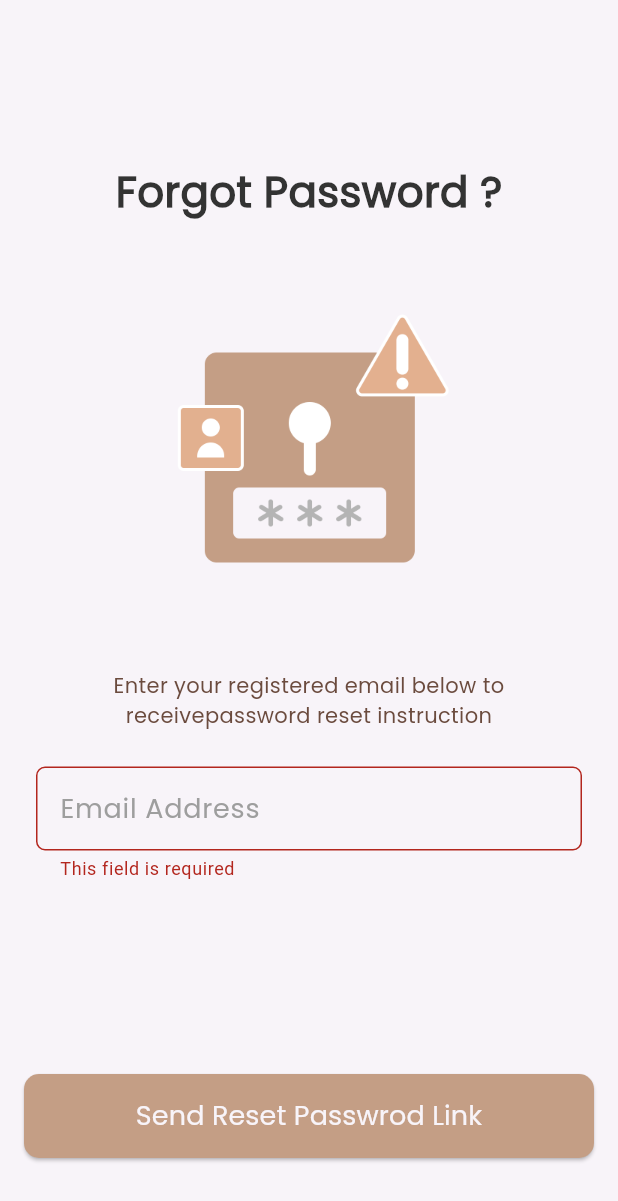
After one commit to MrOsamaGeek/DalelMarket, a Flutter app: the ForgotPasswordView screen opened by its route, after a tap on "Send Reset Passwrod Link", on a phone screen of 412 x 824 dp. The commit adds this screen. Shown: the top 1201 px of the screen. Run offline on Flutter 3.47's test engine with Material 3 defaults, Android fonts, the phone set to English and light mode, and no system bars; our stand-ins replace firebase_auth, firebase_core, flutter_bloc, fluttertoast, get_it, go_router and 2 more; accounts and stored records are empty.

Commit message:
Reset Password

```diff
--- a/lib/core/routes/app_router.dart
+++ b/lib/core/routes/app_router.dart
@@ -1,4 +1,5 @@
 import 'package:dalel/features/auth/presentation/auth_cubit/cubit/auth_cubit.dart';
+import 'package:dalel/features/auth/presentation/views/forgot_password.dart';
 import 'package:dalel/features/auth/presentation/views/sign_in_view.dart';
 import 'package:dalel/features/auth/presentation/views/sign_up_view.dart';
 import 'package:dalel/features/home/presentation/views/home_view.dart';
@@ -34,4 +35,11 @@ final GoRouter router = GoRouter(routes: [
     path: '/home',
     builder: (context, state) => const HomeView(),
   ),
+  GoRoute(
+    path: '/forgotPassword',
+    builder: (context, state) => BlocProvider(
+      create: (context) => AuthCubit(),
+      child: const ForgotPasswordView(),
+    ),
+  ),
 ]);
--- a/lib/features/auth/presentation/auth_cubit/cubit/auth_cubit.dart
+++ b/lib/features/auth/presentation/auth_cubit/cubit/auth_cubit.dart
@@ -12,6 +12,7 @@ class AuthCubit extends Cubit<AuthState> {
   bool? termsAndConditionCheckBox = false;
   GlobalKey<FormState> signUpFormKey = GlobalKey<FormState>();
   GlobalKey<FormState> signInFormKey = GlobalKey<FormState>();
+  GlobalKey<FormState> forgoPasswordFormKey = GlobalKey<FormState>();
   signUpWithEmailAndPassword() async {
     try {
       emit(SignUpLoadingState());
@@ -66,4 +67,14 @@ class AuthCubit extends Cubit<AuthState> {
       emit(SignInFailureState(errMessage: e.toString()));
     }
   }
+
+  resetPasswordWithLink() async {
+    try {
+      emit(ResetPasswordLoadingState());
+      await FirebaseAuth.instance.sendPasswordResetEmail(email: emailAddress!);
+      emit(ResetPasswordSuccessState());
+    } on Exception catch (e) {
+      emit(ResetPasswordFailureState(errMessage: e.toString()));
+    }
+  }
 }
--- a/lib/features/auth/presentation/auth_cubit/cubit/auth_state.dart
+++ b/lib/features/auth/presentation/auth_cubit/cubit/auth_state.dart
@@ -12,6 +12,16 @@ final class SignUpFailureState extends AuthState {
   SignUpFailureState({required this.errMessage});
 }
 
+final class ResetPasswordLoadingState extends AuthState {}
+
+final class ResetPasswordSuccessState extends AuthState {}
+
+final class ResetPasswordFailureState extends AuthState {
+  final String errMessage;
+
+  ResetPasswordFailureState({required this.errMessage});
+}
+
 final class SignInLoadingState extends AuthState {}
 
 final class SignInSuccessState extends AuthState {}
--- /dev/null
+++ b/lib/features/auth/presentation/views/forgot_password.dart
@@ -0,0 +1,28 @@
+import 'package:dalel/core/utils/app_strings.dart';
+import 'package:dalel/features/auth/presentation/widget/custom_forgot_password_form.dart';
+import 'package:dalel/features/auth/presentation/widget/forgot_password_image.dart';
+import 'package:dalel/features/auth/presentation/widget/forgot_password_sub_title.dart';
+import 'package:dalel/features/auth/presentation/widget/welcome_text_widget.dart';
+import 'package:flutter/material.dart';
+
+class ForgotPasswordView extends StatelessWidget {
+  const ForgotPasswordView({super.key});
+
+  @override
+  Widget build(BuildContext context) {
+    return const Scaffold(
+      body: CustomScrollView(
+        slivers: [
+          SliverToBoxAdapter(child: SizedBox(height: 108)),
+          SliverToBoxAdapter(
+              child: WelcomeTextWidget(text: AppStrings.forgotPassword)),
+          SliverToBoxAdapter(child: SizedBox(height: 40)),
+          SliverToBoxAdapter(child: ForgotPasswordImage()),
+          SliverToBoxAdapter(child: SizedBox(height: 24)),
+          SliverToBoxAdapter(child: ForgotPasswordSubtitle()),
+          SliverToBoxAdapter(child: CustomForgotPasswordForm()),
+        ],
+      ),
+    );
+  }
+}
--- /dev/null
+++ b/lib/features/auth/presentation/widget/custom_forgot_password_form.dart
@@ -0,0 +1,57 @@
+import 'package:dalel/core/function/custom_toast.dart';
+import 'package:dalel/core/function/navigation.dart';
+import 'package:dalel/core/utils/app_colors.dart';
+import 'package:dalel/core/utils/app_strings.dart';
+import 'package:dalel/core/widgets/custom_btn.dart';
+import 'package:dalel/features/auth/presentation/auth_cubit/cubit/auth_cubit.dart';
+import 'package:dalel/features/auth/presentation/auth_cubit/cubit/auth_state.dart';
+import 'package:dalel/features/auth/presentation/widget/custom_text_field.dart';
+import 'package:flutter/material.dart';
+import 'package:flutter_bloc/flutter_bloc.dart';
+
+class CustomForgotPasswordForm extends StatelessWidget {
+  const CustomForgotPasswordForm({super.key});
+
+  @override
+  Widget build(BuildContext context) {
+    return BlocConsumer<AuthCubit, AuthState>(
+      listener: (context, state) {
+        if (state is ResetPasswordSuccessState) {
+          showToast('Check Your Email To Reset Your Password');
+          customReplacementNavigate(context, '/signIn');
+        } else if (state is ResetPasswordFailureState) {
+          showToast(state.errMessage);
+        }
+      },
+      builder: (context, state) {
+        AuthCubit authCubit = BlocProvider.of<AuthCubit>(context);
+        return Padding(
+          padding: const EdgeInsets.symmetric(horizontal: 16.0),
+          child: Form(
+              key: authCubit.forgoPasswordFormKey,
+              child: Column(
+                children: [
+                  CustomTextFormField(
+                    labelText: AppStrings.emailAddress,
+                    onChanged: (emailAddress) {
+                      authCubit.emailAddress = emailAddress;
+                    },
+                  ),
+                  const SizedBox(height: 129),
+                  state is SignInLoadingState
+                      ? CircularProgressIndicator(color: AppColors.primaryColor)
+                      : CustomBtn(
+                          onPressed: () {
+                            if (authCubit.forgoPasswordFormKey.currentState!
+                                .validate()) {
+                              authCubit.resetPasswordWithLink();
+                            }
+                          },
+                          text: AppStrings.sendResetPasswordLink),
+                ],
+              )),
+        );
+      },
+    );
+  }
+}
--- a/lib/features/auth/presentation/widget/custom_signin_form.dart
+++ b/lib/features/auth/presentation/widget/custom_signin_form.dart
@@ -46,8 +46,8 @@ class CustomSignInForm extends StatelessWidget {
                   },
                 ),
                 const SizedBox(height: 16),
-                ForgotPasswordTextWidget(),
-                const SizedBox(height: 152),
+                const ForgotPasswordTextWidget(),
+                const SizedBox(height: 102),
                 state is SignInLoadingState
                     ? CircularProgressIndicator(color: AppColors.primaryColor)
                     : CustomBtn(
--- /dev/null
+++ b/lib/features/auth/presentation/widget/forgot_password_image.dart
@@ -0,0 +1,15 @@
+import 'package:dalel/core/utils/app_assets.dart';
+import 'package:flutter/material.dart';
+
+class ForgotPasswordImage extends StatelessWidget {
+  const ForgotPasswordImage({super.key});
+
+  @override
+  Widget build(BuildContext context) {
+    return SizedBox(
+      height: 235,
+      width: 235,
+      child: Image.asset(Assets.imagesForgotpassword),
+    );
+  }
+}
--- /dev/null
+++ b/lib/features/auth/presentation/widget/forgot_password_sub_title.dart
@@ -0,0 +1,18 @@
+import 'package:dalel/core/utils/app_text_styles.dart';
+import 'package:flutter/material.dart';
+
+class ForgotPasswordSubtitle extends StatelessWidget {
+  const ForgotPasswordSubtitle({super.key});
+
+  @override
+  Widget build(BuildContext context) {
+    return Padding(
+      padding: const EdgeInsets.symmetric(horizontal: 34),
+      child: Text(
+        'Enter your registered email below to receivepassword reset instruction',
+        style: CustomTextStyle.poppins400sty12.copyWith(fontSize: 14),
+        textAlign: TextAlign.center,
+      ),
+    );
+  }
+}
--- a/lib/features/auth/presentation/widget/forgot_password_widget.dart
+++ b/lib/features/auth/presentation/widget/forgot_password_widget.dart
@@ -1,4 +1,3 @@
-
 import 'package:dalel/core/function/navigation.dart';
 import 'package:dalel/core/utils/app_strings.dart';
 import 'package:dalel/core/utils/app_text_styles.dart';
@@ -10,8 +9,8 @@ class ForgotPasswordTextWidget extends StatelessWidget {
   @override
   Widget build(BuildContext context) {
     return GestureDetector(
-      onTap: (){
-        customReplacementNavigate(context, 'path');
+      onTap: () {
+        customReplacementNavigate(context, '/forgotPassword');
       },
       child: Align(
         alignment: Alignment.centerRight,
```
